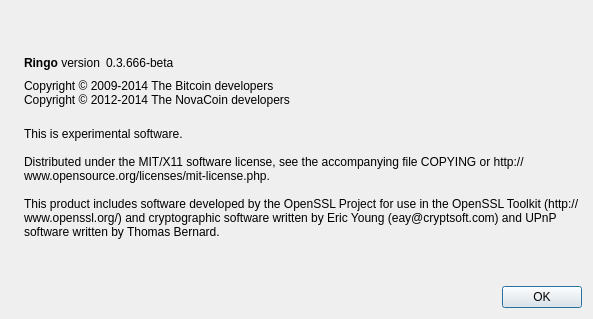
Old version of the form src/qt/forms/aboutdialog.ui in the repository dkwzjw/ringo.
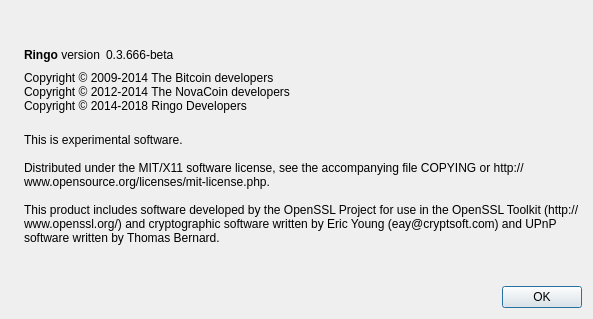
New version of the form. Icons and pictures are not drawn.

The edit to the form file:
```diff
--- a/src/qt/forms/aboutdialog.ui
+++ b/src/qt/forms/aboutdialog.ui
@@ -92,7 +92,8 @@
        </property>
        <property name="text">
         <string>Copyright © 2009-2014 The Bitcoin developers
-Copyright © 2012-2014 The NovaCoin developers</string>
+Copyright © 2012-2014 The NovaCoin developers
+Copyright © 2014-2018 Ringo Developers</string>
        </property>
        <property name="textInteractionFlags">
         <set>Qt::LinksAccessibleByMouse|Qt::TextSelectableByKeyboard|Qt::TextSelectableByMouse</set>
```
